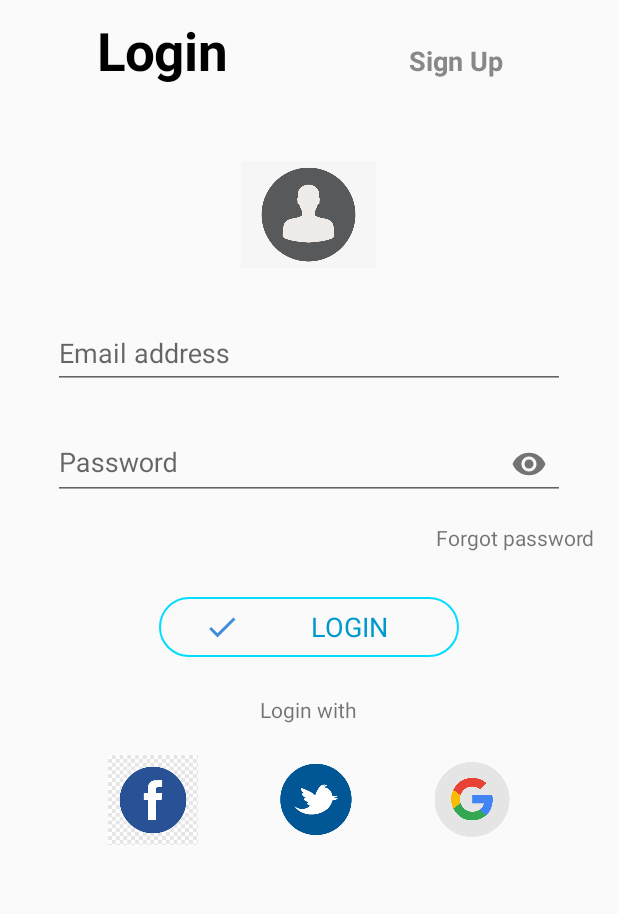
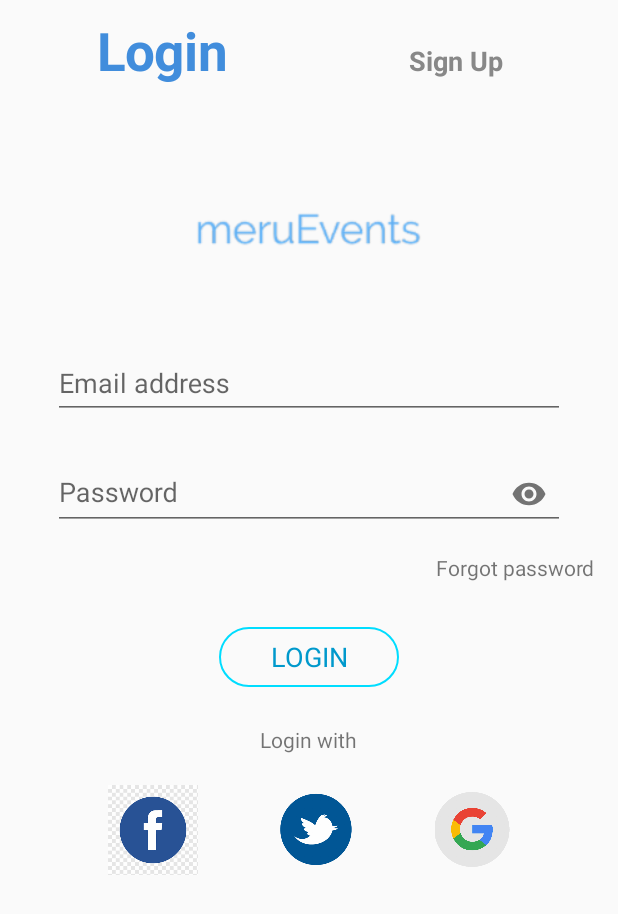
Before and after one commit to MuthomiGuantai/meruVents, an Android app: the screen it shows after launch (LoginOrSignUpLay_3), after a tap on "Login", on a phone screen of 412 x 824 dp. Shown: the top 914 px of the screen. Run offline under Robolectric (Android 15) with nearby library versions, the phone set to English and light mode, and no system bars.

Commit message:
register and authentication fragments

```diff
--- a/app/src/main/java/com/example/meruvents/Activities/LoginOrSignUpLay_3.java
+++ b/app/src/main/java/com/example/meruvents/Activities/LoginOrSignUpLay_3.java
@@ -30,7 +30,7 @@ public class LoginOrSignUpLay_3 extends AppCompatActivity implements View.OnClic
         login_fragment_tv = findViewById(R.id.login_fragment_tv);
         fragment_container = findViewById(R.id.fragment_container);
 
-        signup_fragment_tv.setTextColor(Color.BLACK);
+        signup_fragment_tv.setTextColor(Color.parseColor("#418DDC"));
         login_fragment_tv.setTextColor(Color.GRAY);
         login_fragment_tv.setTextSize(18);
 
@@ -48,7 +48,7 @@ public class LoginOrSignUpLay_3 extends AppCompatActivity implements View.OnClic
         switch (view.getId()){
             case R.id.signup_fragment_tv:
 
-                signup_fragment_tv.setTextColor(Color.BLACK);
+                signup_fragment_tv.setTextColor(Color.parseColor("#418DDC"));
                 login_fragment_tv.setTextColor(Color.GRAY);
                 signup_fragment_tv.setTextSize(35);
                 login_fragment_tv.setTextSize(18);
@@ -61,7 +61,7 @@ public class LoginOrSignUpLay_3 extends AppCompatActivity implements View.OnClic
             case R.id.login_fragment_tv:
 
                 signup_fragment_tv.setTextColor(Color.GRAY);
-                login_fragment_tv.setTextColor(Color.BLACK);
+                login_fragment_tv.setTextColor(Color.parseColor("#418DDC"));
                 login_fragment_tv.setTextSize(35);
                 signup_fragment_tv.setTextSize(18);
 
--- a/app/src/main/java/com/example/meruvents/Activities/Login_1_Activity.java
+++ b/app/src/main/java/com/example/meruvents/Activities/Otp_Verification_Activity.java
@@ -6,11 +6,11 @@ import android.os.Bundle;
 
 import com.example.meruvents.R;
 
-public class Login_1_Activity extends AppCompatActivity {
+public class Otp_Verification_Activity extends AppCompatActivity {
 
     @Override
     protected void onCreate(Bundle savedInstanceState) {
         super.onCreate(savedInstanceState);
-        setContentView(R.layout.activity_login_1_);
+        setContentView(R.layout.activity_otp__verification_);
     }
 }
--- a/app/src/main/java/com/example/meruvents/SignUpFragment.java
+++ b/app/src/main/java/com/example/meruvents/SignUpFragment.java
@@ -8,12 +8,17 @@ import androidx.fragment.app.Fragment;
 import android.view.LayoutInflater;
 import android.view.View;
 import android.view.ViewGroup;
+import android.widget.EditText;
+import android.widget.TextView;
 
 
 /**
  * A simple {@link Fragment} subclass.
  */
 public class SignUpFragment extends Fragment {
+
+    TextView btnlogin;
+    EditText ed_email,ed_username,ed_phone,ed_password;
 
 
     public SignUpFragment() {
@@ -26,6 +31,20 @@ public class SignUpFragment extends Fragment {
                              Bundle savedInstanceState) {
         // Inflate the layout for this fragment
         View view = LayoutInflater.from(getContext()).inflate(R.layout.fragment_sign_up, container, false);
+
+        btnlogin = view.findViewById(R.id.btnsignup);
+        ed_email = view.findViewById(R.id.Ed_email);
+        ed_username = view.findViewById(R.id.Ed_username);
+        ed_phone = view.findViewById(R.id.Ed_phone);
+        ed_password = view.findViewById(R.id.Ed_password);
+
+        btnlogin.setOnClickListener(new View.OnClickListener() {
+            @Override
+            public void onClick(View view) {
+
+            }
+        });
+
         return view;
     }
 
--- a/app/src/main/java/com/example/meruvents/loginFragment.java
+++ b/app/src/main/java/com/example/meruvents/loginFragment.java
@@ -8,12 +8,17 @@ import androidx.fragment.app.Fragment;
 import android.view.LayoutInflater;
 import android.view.View;
 import android.view.ViewGroup;
+import android.widget.EditText;
+import android.widget.TextView;
 
 
 /**
  * A simple {@link Fragment} subclass.
  */
 public class loginFragment extends Fragment {
+
+    TextView btnlogin;
+    EditText ed_email,ed_password;
 
 
     public loginFragment() {
@@ -25,7 +30,21 @@ public class loginFragment extends Fragment {
     public View onCreateView(LayoutInflater inflater, ViewGroup container,
                              Bundle savedInstanceState) {
         // Inflate the layout for this fragment
-        return inflater.inflate(R.layout.fragment_login, container, false);
+        View view = LayoutInflater.from(getContext()).inflate(R.layout.fragment_login, container, false);
+
+        btnlogin = view.findViewById(R.id.btnlogin);
+        ed_email = view.findViewById(R.id.Ed_email);
+        ed_password = view.findViewById(R.id.Ed_password);
+
+        btnlogin.setOnClickListener(new View.OnClickListener() {
+            @Override
+            public void onClick(View view) {
+
+            }
+        });
+
+        return view;
     }
 
+
 }
--- a/app/src/main/res/layout/activity_login_2_.xml
+++ b/app/src/main/res/layout/activity_otp__verification_.xml
@@ -4,6 +4,6 @@
     xmlns:tools="http://schemas.android.com/tools"
     android:layout_width="match_parent"
     android:layout_height="match_parent"
-    tools:context=".Activities.Login_2_Activity">
+    tools:context=".Activities.Otp_Verification_Activity">
 
 </androidx.constraintlayout.widget.ConstraintLayout>
--- a/app/src/main/res/layout/fragment_login.xml
+++ b/app/src/main/res/layout/fragment_login.xml
@@ -13,9 +13,9 @@
         android:padding="5dp"
         android:gravity="center">
         <ImageView
-            android:layout_width="90dp"
-            android:layout_height="90dp"
-            android:src="@drawable/person"
+            android:layout_width="250dp"
+            android:layout_height="110dp"
+            android:src="@drawable/logo"
             android:layout_marginTop="20dp"/>
         <com.google.android.material.textfield.TextInputLayout
             android:layout_marginTop="15dp"
@@ -55,7 +55,8 @@
             android:text="Forgot password"/>
 
         <TextView
-            android:layout_width="200dp"
+            android:id="@+id/btnlogin"
+            android:layout_width="120dp"
             android:layout_height="40dp"
             android:background="@drawable/bg_white_round_btn"
             android:layout_marginTop="30dp"
@@ -63,8 +64,7 @@
             android:gravity="center"
             android:textSize="18dp"
             android:textColor="@android:color/holo_blue_dark"
-            android:drawableLeft="@drawable/ic_check_black_24dp"
-            android:paddingLeft="30dp"/>
+            />
 
         <TextView
             android:layout_width="wrap_content"
```
Also changed, not shown: app/src/main/AndroidManifest.xml (+6 -13 lines), app/src/main/java/com/example/meruvents/Activities/LoginLayout.java (deleted, +0 -16 lines), app/src/main/java/com/example/meruvents/Activities/Login_2_Activity.java (deleted, +0 -16 lines), app/src/main/res/layout/activity_login_1_.xml (deleted, +0 -9 lines), app/src/main/res/layout/activity_login_layout.xml (deleted, +0 -9 lines), app/src/main/res/layout/fragment_sign_up.xml (+8 -7 lines), app/src/main/res/drawable-hdpi/logo.png (added), app/src/main/res/drawable-mdpi/logo.png (added), app/src/main/res/drawable-xhdpi/logo.png (added), app/src/main/res/drawable-xxhdpi/logo.png (added), app/src/main/res/drawable-xxxhdpi/logo.png (added).
